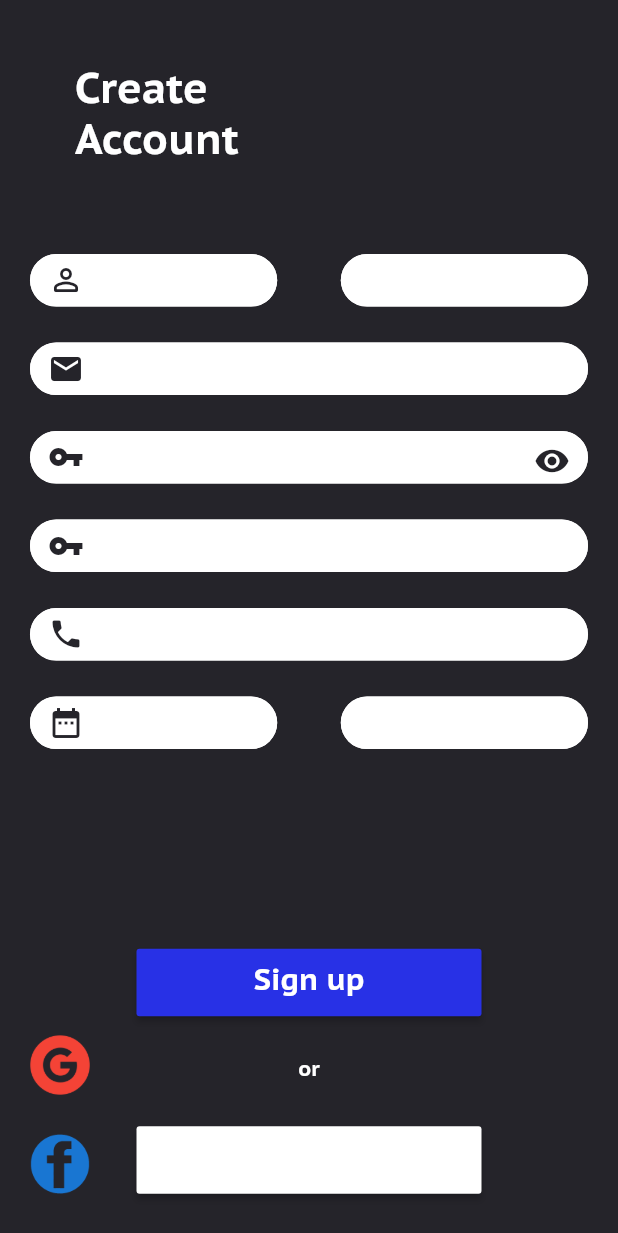
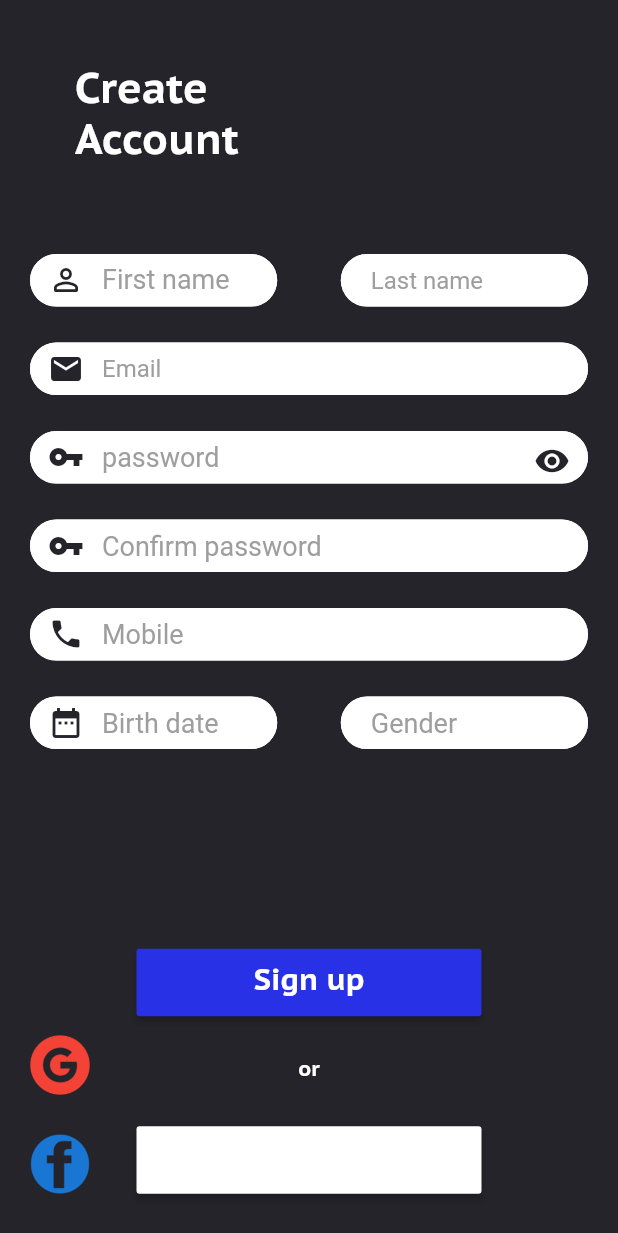
Before and after one commit to MostafaOsama99/work-platform, a Flutter app: the screen it shows after launch, on a phone screen of 412 x 824 dp. Shown: the top 1233 px of the screen. Run offline on Flutter 3.47's test engine with Material 2 defaults, Android fonts, the light colour scheme and no system bars; drawn by our look-alikes of datetime_picker_formfield; our stand-ins replace step_progress_indicator.

Commit message:
messing files

```diff
--- a/lib/screen/auth_screen.dart
+++ b/lib/screen/auth_screen.dart
@@ -16,6 +16,7 @@ final TEXT_FIELD_DECORATION = InputDecoration(
     height: 0,
   ),
   fillColor: Colors.white,
+  hintStyle: TextStyle(color: Colors.grey),
   contentPadding: const EdgeInsets.only(left: 20, bottom: 0, top: 0),
   focusedBorder: OutlineInputBorder(
     borderSide: BorderSide(color: Colors.white, width: 2),
```
